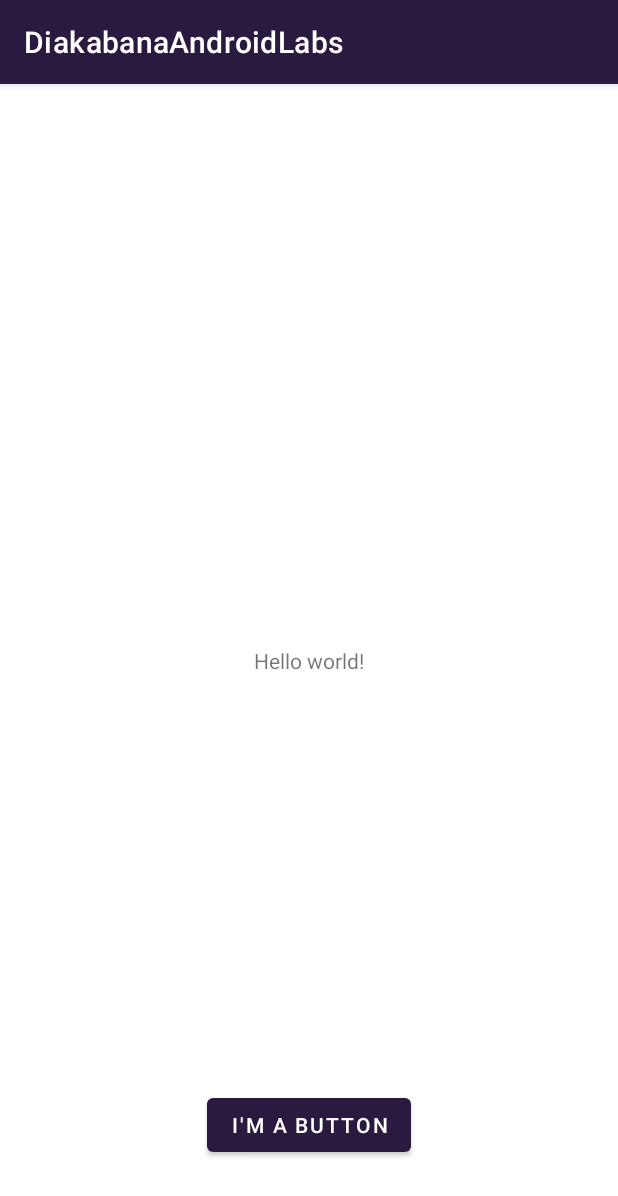
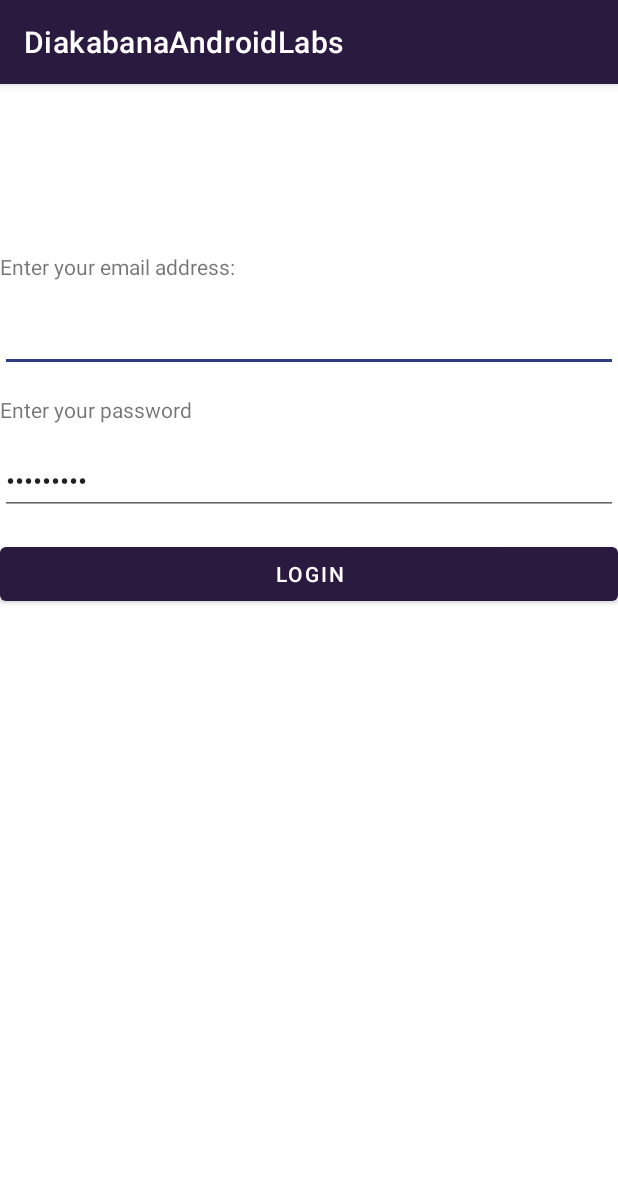
Before and after one commit to diak0007/DiakabanaAndroidLabs, an Android app: the screen it shows after launch (MainActivity), on a phone screen of 412 x 824 dp. Shown: the top 1196 px of the screen. Run offline under Robolectric (Android 15) with nearby library versions, the phone set to English and light mode, and no system bars.

Commit message:
Finished Lab 4

```diff
--- a/app/src/main/AndroidManifest.xml
+++ b/app/src/main/AndroidManifest.xml
@@ -1,6 +1,8 @@
 <?xml version="1.0" encoding="utf-8"?>
 <manifest xmlns:android="http://schemas.android.com/apk/res/android"
     xmlns:tools="http://schemas.android.com/tools">
+    <uses-permission android:name="android.permission.CALL_PHONE"/>
+    <uses-feature android:name="android.hardware.camera" android:required="true"/>
 
     <application
         android:allowBackup="true"
@@ -11,6 +13,9 @@
         android:supportsRtl="true"
         android:theme="@style/Theme.DiakabanaAndroidLabs"
         tools:targetApi="31">
+        <activity
+            android:name=".SecondActivity"
+            android:exported="false" />
         <activity
             android:name=".MainActivity"
             android:exported="true">
--- a/app/src/main/java/com/example/diakabana/MainActivity.java
+++ b/app/src/main/java/com/example/diakabana/MainActivity.java
@@ -2,13 +2,73 @@ package com.example.diakabana;
 
 import androidx.appcompat.app.AppCompatActivity;
 
+import android.content.Context;
+import android.content.Intent;
+import android.content.SharedPreferences;
 import android.os.Bundle;
+import android.util.Log;
+import android.view.View;
+import android.widget.Button;
+import android.widget.EditText;
 
 public class MainActivity extends AppCompatActivity {
+    Button loginButton;
+    Intent nextPage;
+    EditText emailEditText;
+    SharedPreferences prefs;
+
 
     @Override
     protected void onCreate(Bundle savedInstanceState) {
         super.onCreate(savedInstanceState);
         setContentView(R.layout.activity_main);
+        Log.w( "MainActivity", "In onCreate() - Loading Widgets" );
+
+        loginButton = findViewById(R.id.loginbutton);
+        emailEditText = findViewById(R.id.editText2);
+
+        prefs = getSharedPreferences("MyData", Context.MODE_PRIVATE);
+        String emailAddress = prefs.getString("LoginName", "");
+        emailEditText.setText(emailAddress);
+
+        loginButton.setOnClickListener(clk-> {
+            SharedPreferences.Editor editor = prefs.edit();
+            editor.putString("LoginName", emailEditText.getText().toString());
+            editor.apply();
+            nextPage = new Intent( MainActivity.this, SecondActivity.class);
+            nextPage.putExtra( "EmailAddress", emailEditText.getText().toString() );
+            startActivity(nextPage);
+        } );
+
+    }
+
+    @Override
+    protected void onStart() {
+        super.onStart();
+        Log.w( "MainActivity", "In onStart() - Application is now visible on screen" );
+    }
+
+    @Override
+    protected void onResume() {
+        super.onResume();
+        Log.w( "MainActivity", "In onResume() - Application is now responding to user input" );
+    }
+
+    @Override
+    protected void onPause() {
+        super.onPause();
+        Log.w( "MainActivity", "In onPause() - Loading Widgets" );
+    }
+
+    @Override
+    protected void onStop() {
+        super.onStop();
+        Log.w( "MainActivity", "In onStop() - Application no longer responds to user input" );
+    }
+
+    @Override
+    protected void onDestroy() {
+        super.onDestroy();
+        Log.w( "MainActivity", "In onDestroy() - Any memory used by the application is freed" );
     }
 }
--- a/app/src/main/res/layout/activity_main.xml
+++ b/app/src/main/res/layout/activity_main.xml
@@ -7,22 +7,58 @@
     tools:context=".MainActivity">
 
     <TextView
+        android:id="@+id/textView"
         android:layout_width="wrap_content"
         android:layout_height="wrap_content"
-        android:text="@string/hello_message"
+        android:text="@string/email"
         app:layout_constraintBottom_toBottomOf="parent"
         app:layout_constraintEnd_toEndOf="parent"
+        app:layout_constraintHorizontal_bias="0.0"
         app:layout_constraintStart_toStartOf="parent"
-        app:layout_constraintTop_toTopOf="parent" />
+        app:layout_constraintTop_toTopOf="parent"
+        app:layout_constraintVertical_bias="0.15" />
+
+    <EditText
+        android:id="@+id/editText2"
+        android:layout_width="match_parent"
+        android:layout_height="wrap_content"
+        android:layout_marginTop="15dp"
+        android:inputType="textEmailAddress"
+        android:text="@string/filler"
+        app:layout_constraintEnd_toEndOf="parent"
+        app:layout_constraintStart_toStartOf="parent"
+        app:layout_constraintTop_toBottomOf="@+id/textView" />
+
+    <TextView
+        android:id="@+id/textView2"
+        android:layout_width="wrap_content"
+        android:layout_height="wrap_content"
+        android:layout_marginTop="15dp"
+        android:text="@string/pass"
+        app:layout_constraintEnd_toEndOf="parent"
+        app:layout_constraintHorizontal_bias="0.0"
+        app:layout_constraintStart_toStartOf="parent"
+        app:layout_constraintTop_toBottomOf="@+id/editText2" />
+
+    <EditText
+        android:id="@+id/editText"
+        android:layout_width="match_parent"
+        android:layout_height="wrap_content"
+        android:layout_marginTop="15dp"
+        android:inputType="textPassword"
+        android:text="@string/filler"
+        app:layout_constraintTop_toBottomOf="@+id/textView2"
+        tools:layout_editor_absoluteX="16dp" />
 
     <Button
-        android:layout_width="wrap_content"
+        android:id="@+id/loginbutton"
+        android:layout_width="match_parent"
         android:layout_height="wrap_content"
-        android:layout_marginBottom="50dp"
+        android:layout_marginTop="15dp"
         android:text="@string/button_message"
-        app:layout_constraintBottom_toBottomOf="parent"
         app:layout_constraintEnd_toEndOf="parent"
         app:layout_constraintHorizontal_bias="0.5"
-        app:layout_constraintStart_toStartOf="parent" />
+        app:layout_constraintStart_toStartOf="parent"
+        app:layout_constraintTop_toBottomOf="@+id/editText" />
 
 </androidx.constraintlayout.widget.ConstraintLayout>
--- a/app/src/main/res/values/strings.xml
+++ b/app/src/main/res/values/strings.xml
@@ -1,5 +1,7 @@
 <resources>
     <string name="app_name">DiakabanaAndroidLabs</string>
-    <string name="button_message">I\'m a button</string>
-    <string name="hello_message">Hello world!</string>
+    <string name="button_message">Login</string>
+    <string name="email">Enter your email address:</string>
+    <string name="filler">Type here</string>
+    <string name="pass">Enter your password</string>
 </resources>
```
Also changed, not shown: app/src/main/java/com/example/diakabana/SecondActivity.java (added, +129 -0 lines), app/src/main/res/layout/activity_second.xml (added, +64 -0 lines), 1 other file.
